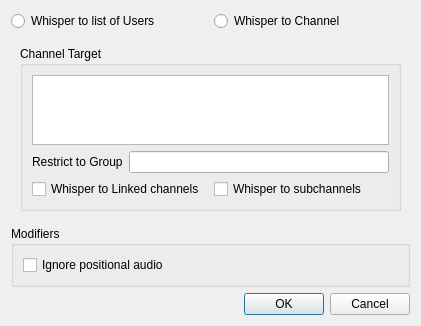
First picture: the form in src/mumble/GlobalShortcutTarget.ui, repository mumble-voip/mumble, before the edit.
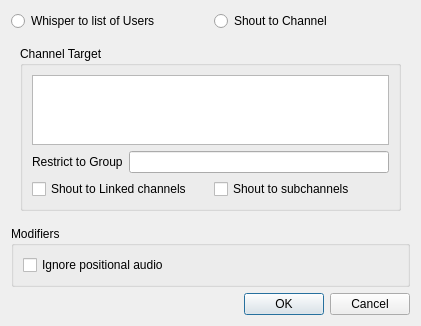
Second picture: the form after the edit. The open tabs and pages were chosen to show the change.

Commit message: Unify talkstate and s/WhisperChannel/Shouting/

Patch:
```diff
--- a/src/mumble/GlobalShortcutTarget.ui
+++ b/src/mumble/GlobalShortcutTarget.ui
@@ -81,7 +81,7 @@
                <string>If checked the whisper will also be transmitted to linked channels.</string>
               </property>
               <property name="text">
-               <string>Whisper to Linked channels</string>
+               <string>Shout to Linked channels</string>
               </property>
              </widget>
             </item>
@@ -91,7 +91,7 @@
                <string>If checked this whisper will also be sent to the subchannels of the channel target.</string>
               </property>
               <property name="text">
-               <string>Whisper to subchannels</string>
+               <string>Shout to subchannels</string>
               </property>
              </widget>
             </item>
@@ -163,7 +163,7 @@
    <item row="1" column="1">
     <widget class="QRadioButton" name="qrbChannel">
      <property name="text">
-      <string>Whisper to Channel</string>
+      <string>Shout to Channel</string>
      </property>
     </widget>
    </item>
```
The commit also changes 13 other files.
